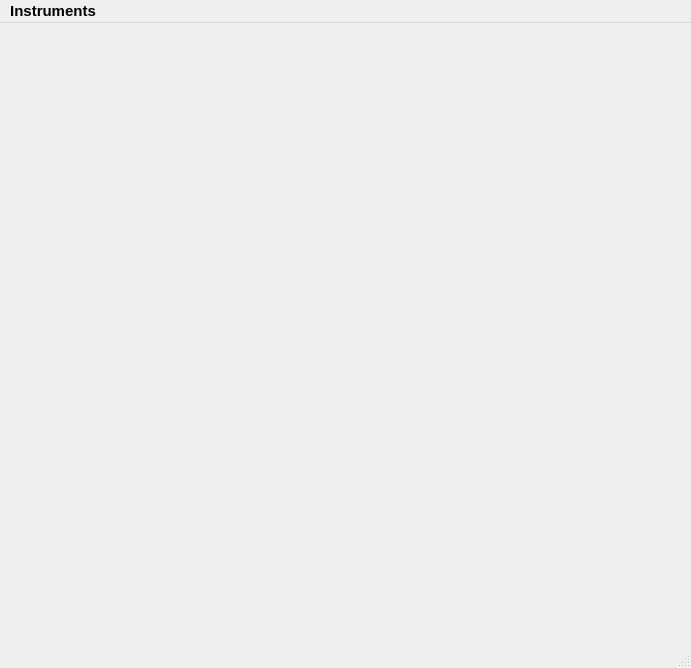
The window that pyacquisition/ui/app/app.ui (jakeayres/pyacquisition) describes before a commit, drawn with Qt 5.
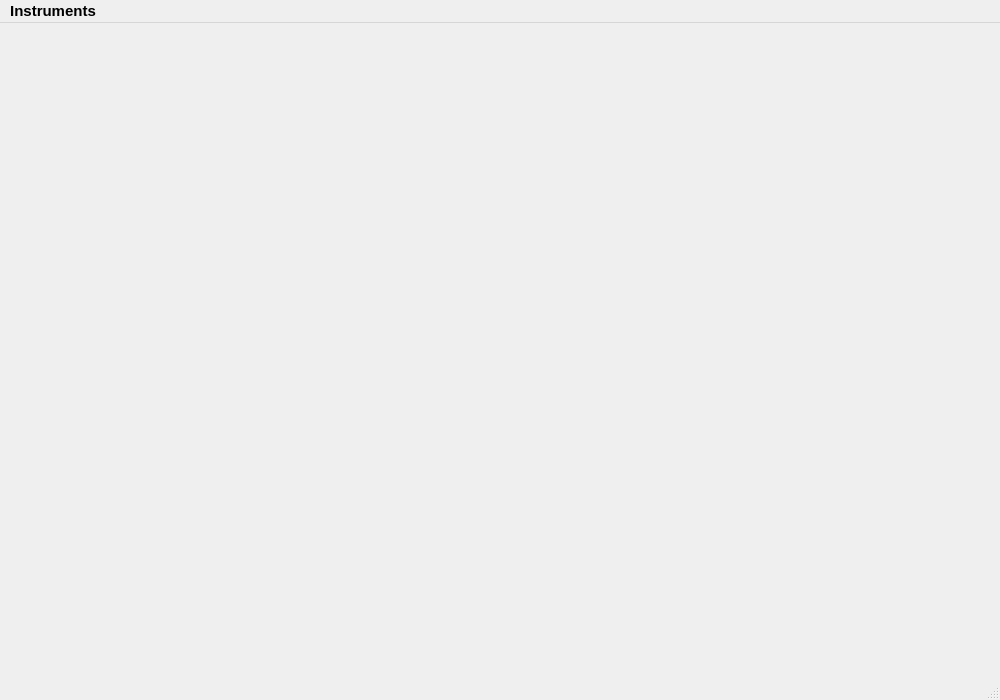
The same window after the commit.

What changed in the file:
```diff
--- a/pyacquisition/ui/app/app.ui
+++ b/pyacquisition/ui/app/app.ui
@@ -6,8 +6,8 @@
    <rect>
     <x>0</x>
     <y>0</y>
-    <width>691</width>
-    <height>668</height>
+    <width>1000</width>
+    <height>700</height>
    </rect>
   </property>
   <property name="font">
@@ -81,7 +81,7 @@
     <rect>
      <x>0</x>
      <y>0</y>
-     <width>691</width>
+     <width>1000</width>
      <height>26</height>
     </rect>
    </property>
```
